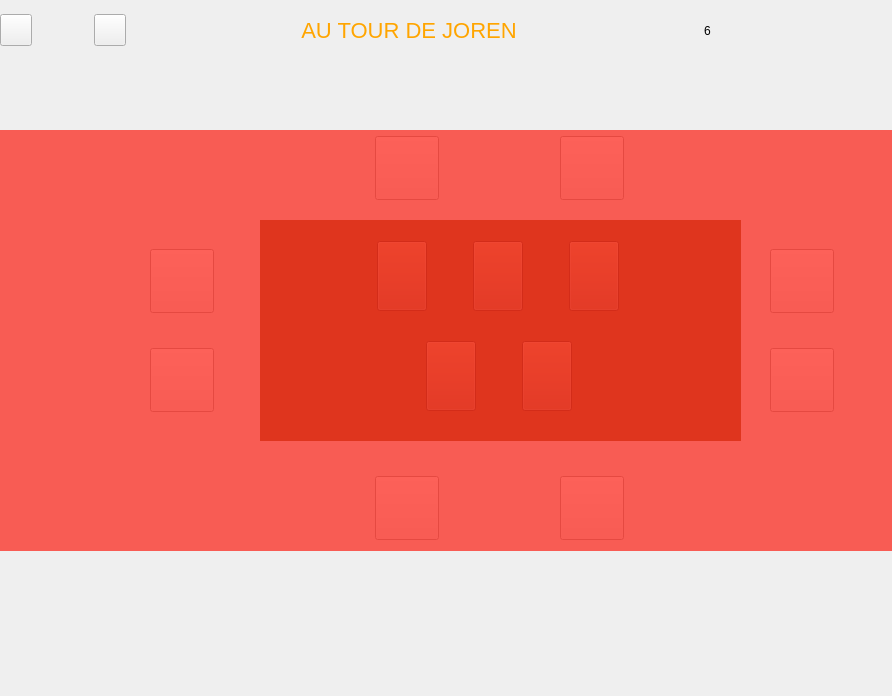
Above: test_craig/plateau.ui from gbequet/time_bomb before the change. Below: the same form after it.
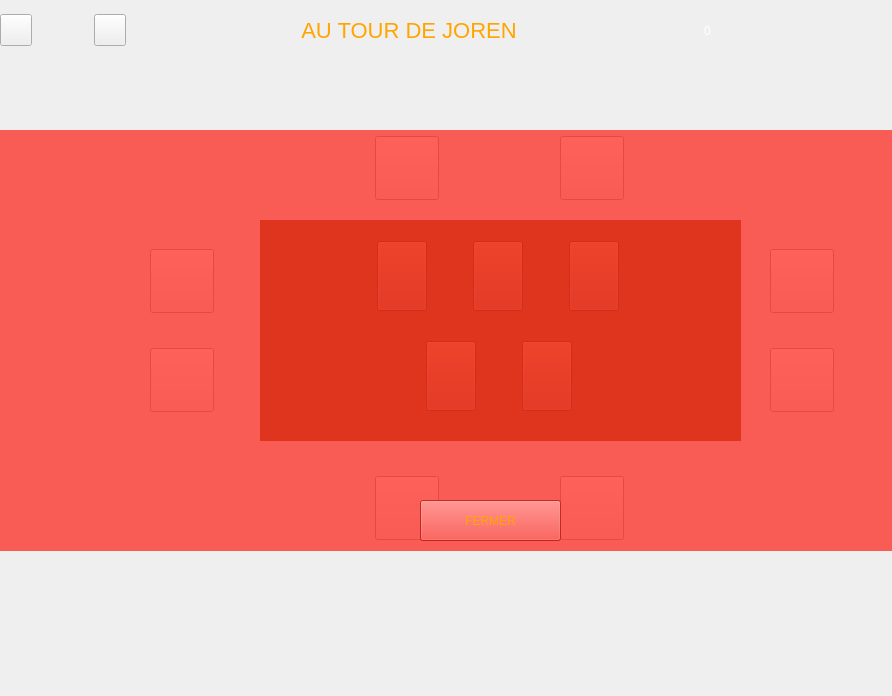
That is the form after the change. Icons and pictures are not drawn.

Commit message: Game quasi fonctionnelle Overlay règles Résolution bug 4 joueurs

Diff of the .ui file:
```diff
--- a/test_craig/plateau.ui
+++ b/test_craig/plateau.ui
@@ -165,8 +165,11 @@
     </item>
     <item>
      <widget class="QLabel" name="nb_tours_label">
+      <property name="styleSheet">
+       <string notr="true">color:white;</string>
+      </property>
       <property name="text">
-       <string>6</string>
+       <string>0</string>
       </property>
      </widget>
     </item>
@@ -957,6 +960,40 @@
      <bool>true</bool>
     </property>
    </widget>
+   <widget class="QPushButton" name="overlay_button">
+    <property name="geometry">
+     <rect>
+      <x>420</x>
+      <y>370</y>
+      <width>141</width>
+      <height>41</height>
+     </rect>
+    </property>
+    <property name="styleSheet">
+     <string notr="true">border-image:url(:/images/titles/title-button.png);
+color:orange;</string>
+    </property>
+    <property name="text">
+     <string>RETOUR AU MENU</string>
+    </property>
+   </widget>
+   <widget class="QPushButton" name="rules_button_2">
+    <property name="geometry">
+     <rect>
+      <x>420</x>
+      <y>370</y>
+      <width>141</width>
+      <height>41</height>
+     </rect>
+    </property>
+    <property name="styleSheet">
+     <string notr="true">border-image:url(:/images/titles/title-button.png);
+color:orange;</string>
+    </property>
+    <property name="text">
+     <string>FERMER</string>
+    </property>
+   </widget>
   </widget>
   <zorder>table</zorder>
   <zorder>horizontalLayoutWidget_3</zorder>
```
Left out of the diff: 6 changed lines with no effect on the pictures. The commit also changes 8 other files.
